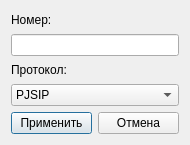
Qt form src/AddExtensionDialog.ui (okostynchuk/Outcall) before a commit.
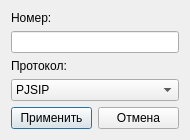
The same form after that commit. Icons and pictures are not drawn.

What changed in the file:
```diff
--- a/src/AddExtensionDialog.ui
+++ b/src/AddExtensionDialog.ui
@@ -7,13 +7,19 @@
     <x>0</x>
     <y>0</y>
     <width>190</width>
-    <height>145</height>
+    <height>133</height>
    </rect>
   </property>
+  <property name="minimumSize">
+   <size>
+    <width>190</width>
+    <height>0</height>
+   </size>
+  </property>
   <property name="maximumSize">
    <size>
     <width>16777215</width>
-    <height>145</height>
+    <height>133</height>
    </size>
   </property>
   <property name="windowTitle">
```
